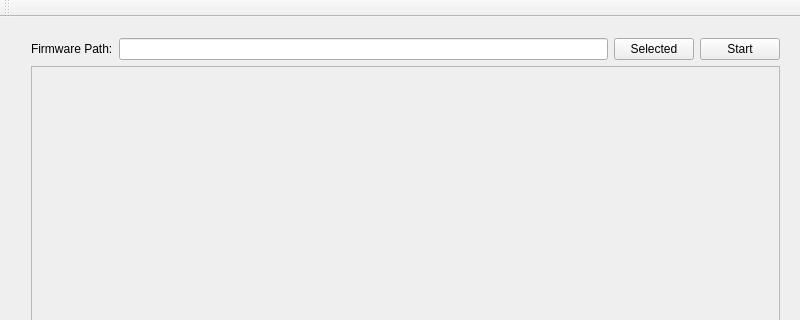
Before: the Qt Designer form mainwindow.ui in archerHe/heyuan, drawn with Qt 5; both pictures show x 0 to 800 and y 0 to 320 of the 800 by 492 pixel window.
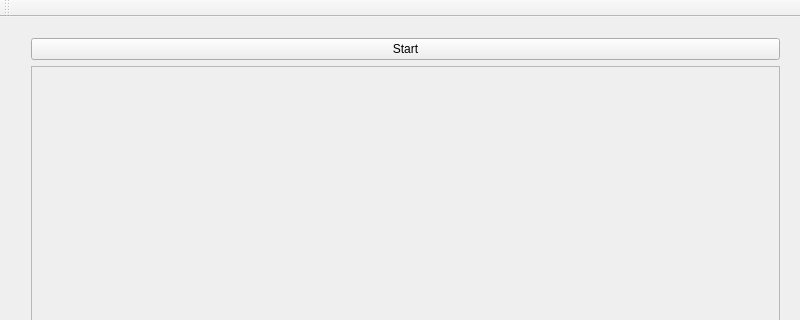
After: the same form once the commit is applied.

What changed in the file:
```diff
--- a/mainwindow.ui
+++ b/mainwindow.ui
@@ -14,7 +14,7 @@
    <string>MainWindow</string>
   </property>
   <widget class="QWidget" name="centralWidget">
-   <widget class="QWidget" name="">
+   <widget class="QWidget" name="layoutWidget">
     <property name="geometry">
      <rect>
       <x>20</x>
@@ -26,23 +26,6 @@
     <layout class="QVBoxLayout" name="verticalLayout">
      <item>
       <layout class="QHBoxLayout" name="horizontalLayout">
-       <item>
-        <widget class="QLabel" name="lbl_fw_path">
-         <property name="text">
-          <string>Firmware Path:</string>
-         </property>
-        </widget>
-       </item>
-       <item>
-        <widget class="QLineEdit" name="le_fw"/>
-       </item>
-       <item>
-        <widget class="QPushButton" name="btn_fw_selected">
-         <property name="text">
-          <string>Selected</string>
-         </property>
-        </widget>
-       </item>
        <item>
         <widget class="QPushButton" name="btn_burning_switch">
          <property name="text">
```
